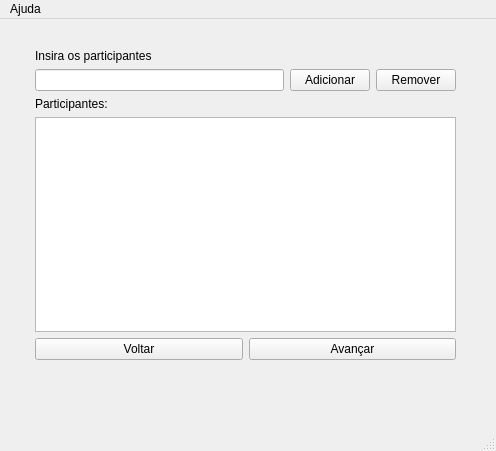
Old version of the form PresentationLib/View/mainwindow.ui in the repository BrunoSM90/debt_split_qt.
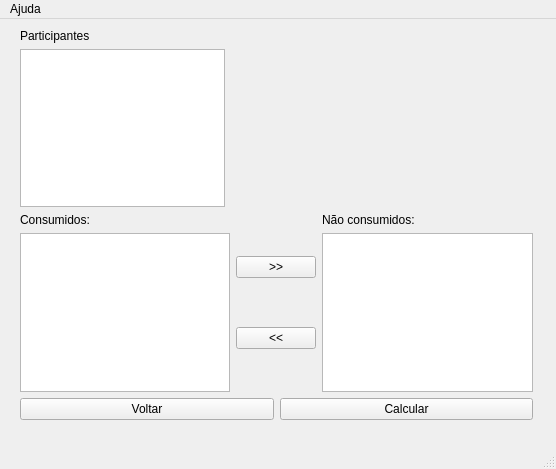
New version of the form. The open tabs and pages were chosen to show the change.

Commit message: Troca de tela simples para Stacked Widget

The edit to the form file:
```diff
--- a/PresentationLib/View/mainwindow.ui
+++ b/PresentationLib/View/mainwindow.ui
@@ -6,79 +6,169 @@
    <rect>
     <x>0</x>
     <y>0</y>
-    <width>496</width>
-    <height>451</height>
+    <width>556</width>
+    <height>469</height>
    </rect>
   </property>
+  <property name="sizePolicy">
+   <sizepolicy hsizetype="Fixed" vsizetype="Fixed">
+    <horstretch>0</horstretch>
+    <verstretch>0</verstretch>
+   </sizepolicy>
+  </property>
   <property name="windowTitle">
    <string>MainWindow</string>
   </property>
   <widget class="QWidget" name="centralwidget">
-   <widget class="QWidget" name="">
+   <widget class="QStackedWidget" name="stackedWidget">
     <property name="geometry">
      <rect>
-      <x>35</x>
-      <y>30</y>
-      <width>421</width>
-      <height>311</height>
+      <x>0</x>
+      <y>0</y>
+      <width>551</width>
+      <height>481</height>
      </rect>
     </property>
-    <layout class="QVBoxLayout" name="verticalLayout">
-     <item>
-      <widget class="QLabel" name="insiraParticipantesLabel">
-       <property name="text">
-        <string>Insira os participantes</string>
-       </property>
-      </widget>
-     </item>
-     <item>
-      <layout class="QHBoxLayout" name="horizontalLayout">
+    <property name="currentIndex">
+     <number>1</number>
+    </property>
+    <widget class="QWidget" name="inserirParticipantesPage">
+     <widget class="QWidget" name="layoutWidget">
+      <property name="geometry">
+       <rect>
+        <x>20</x>
+        <y>10</y>
+        <width>511</width>
+        <height>391</height>
+       </rect>
+      </property>
+      <layout class="QVBoxLayout" name="verticalLayout_3">
        <item>
-        <widget class="QLineEdit" name="participantesLineEdit"/>
+        <layout class="QVBoxLayout" name="verticalLayout">
+         <item>
+          <widget class="QLabel" name="insiraLabel">
+           <property name="text">
+            <string>Insira os participantes:</string>
+           </property>
+          </widget>
+         </item>
+         <item>
+          <layout class="QHBoxLayout" name="horizontalLayout">
+           <item>
+            <widget class="QLineEdit" name="nomeLineEdit"/>
+           </item>
+           <item>
+            <widget class="QPushButton" name="adicionarParticipanteButton">
+             <property name="text">
+              <string>Adicionar</string>
+             </property>
+            </widget>
+           </item>
+           <item>
+            <widget class="QPushButton" name="removeParticipanterButton">
+             <property name="text">
+              <string>Remover</string>
+             </property>
+            </widget>
+           </item>
+           <item>
+            <widget class="QToolButton" name="historicoParticipantesToolButton">
+             <property name="text">
+              <string>...</string>
+             </property>
+            </widget>
+           </item>
+          </layout>
+         </item>
+        </layout>
        </item>
        <item>
-        <widget class="QPushButton" name="adicionarButton">
-         <property name="text">
-          <string>Adicionar</string>
-         </property>
-        </widget>
+        <layout class="QVBoxLayout" name="verticalLayout_2">
+         <item>
+          <widget class="QLabel" name="participantesLabel">
+           <property name="text">
+            <string>Participantes:</string>
+           </property>
+          </widget>
+         </item>
+         <item>
+          <widget class="QListWidget" name="participantesList"/>
+         </item>
+        </layout>
        </item>
        <item>
-        <widget class="QPushButton" name="removerButton">
-         <property name="text">
-          <string>Remover</string>
-         </property>
-        </widget>
+        <layout class="QHBoxLayout" name="horizontalLayout_2">
+         <item>
+          <widget class="QPushButton" name="avancarButton">
+           <property name="text">
+            <string>Avançar</string>
+           </property>
+          </widget>
+         </item>
+        </layout>
        </item>
       </layout>
-     </item>
-     <item>
-      <widget class="QLabel" name="labelParticipantes">
-       <property name="styleSheet">
-        <string notr="true"/>
-       </property>
-       <property name="frameShadow">
-        <enum>QFrame::Plain</enum>
-       </property>
-       <property name="text">
-        <string>Participantes:</string>
-       </property>
-       <property name="textFormat">
-        <enum>Qt::PlainText</enum>
-       </property>
-      </widget>
-     </item>
-     <item>
-      <widget class="QListWidget" name="listParticipantes"/>
-     </item>
-     <item>
-      <layout class="QHBoxLayout" name="horizontalLayout_2">
+     </widget>
+    </widget>
+    <widget class="QWidget" name="inserirProdutosPage">
+     <widget class="QWidget" name="layoutWidget">
+      <property name="geometry">
+       <rect>
+        <x>20</x>
+        <y>10</y>
+        <width>513</width>
+        <height>391</height>
+       </rect>
+      </property>
+      <layout class="QVBoxLayout" name="verticalLayout_9">
        <item>
-        <widget class="QPushButton" name="voltarButton">
-         <property name="text">
-          <string>Voltar</string>
-         </property>
-        </widget>
+        <layout class="QHBoxLayout" name="horizontalLayout_7">
+         <item>
+          <layout class="QVBoxLayout" name="verticalLayout_7">
+           <item>
+            <widget class="QLabel" name="inserirProdutosLabel">
+             <property name="text">
+              <string>Insira os produtos comprados</string>
+             </property>
+            </widget>
+           </item>
+           <item>
+            <widget class="QListView" name="listaParticipantes2Label"/>
+           </item>
+          </layout>
+         </item>
+         <item>
+          <layout class="QVBoxLayout" name="verticalLayout_8">
+           <item>
+            <layout class="QHBoxLayout" name="horizontalLayout_6">
+             <property name="spacing">
+              <number>3</number>
+             </property>
+             <property name="bottomMargin">
+              <number>0</number>
+             </property>
+             <item>
+              <widget class="QPushButton" name="adicionarProdutoButton">
+               <property name="text">
+                <string>Adicionar Produto</string>
+               </property>
+              </widget>
+             </item>
+             <item>
+              <widget class="QPushButton" name="removerProdutoButton">
+               <property name="text">
+                <string>Remover Produto</string>
+               </property>
+              </widget>
+             </item>
+            </layout>
+           </item>
+           <item>
+            <widget class="QColumnView" name="produtosColumnView"/>
+           </item>
+          </layout>
+         </item>
+        </layout>
        </item>
        <item>
         <widget class="QPushButton" name="avancarButton">
@@ -88,16 +178,144 @@
         </widget>
        </item>
       </layout>
-     </item>
-    </layout>
+     </widget>
+    </widget>
+    <widget class="QWidget" name="discriminarConsumoPage">
+     <widget class="QWidget" name="layoutWidget_2">
+      <property name="geometry">
+       <rect>
+        <x>20</x>
+        <y>10</y>
+        <width>513</width>
+        <height>391</height>
+       </rect>
+      </property>
+      <layout class="QVBoxLayout" name="verticalLayout_10">
+       <item>
+        <layout class="QHBoxLayout" name="horizontalLayout_9">
+         <item>
+          <layout class="QVBoxLayout" name="verticalLayout_15">
+           <item>
+            <widget class="QLabel" name="label">
+             <property name="text">
+              <string>Participantes</string>
+             </property>
+            </widget>
+           </item>
+           <item>
+            <widget class="QListView" name="participantesDiscriminaList"/>
+           </item>
+          </layout>
+         </item>
+         <item>
+          <spacer name="horizontalSpacer">
+           <property name="orientation">
+            <enum>Qt::Horizontal</enum>
+           </property>
+           <property name="sizeHint" stdset="0">
+            <size>
+             <width>358</width>
+             <height>20</height>
+            </size>
+           </property>
+          </spacer>
+         </item>
+        </layout>
+       </item>
+       <item>
+        <layout class="QHBoxLayout" name="horizontalLayout_8">
+         <item>
+          <layout class="QVBoxLayout" name="verticalLayout_14">
+           <item>
+            <widget class="QLabel" name="consumidosLabel">
+             <property name="text">
+              <string>Consumidos:</string>
+             </property>
+            </widget>
+           </item>
+           <item>
+            <widget class="QListView" name="consumidosList"/>
+           </item>
+          </layout>
+         </item>
+         <item>
+          <layout class="QVBoxLayout" name="verticalLayout_11">
+           <item>
+            <widget class="QPushButton" name="adicionaNaoConsumidoButton">
+             <property name="text">
+              <string>&gt;&gt;</string>
+             </property>
+            </widget>
+           </item>
+           <item>
+            <widget class="QPushButton" name="removeNaoConsumidoButton">
+             <property name="text">
+              <string>&lt;&lt;</string>
+             </property>
+            </widget>
+           </item>
+          </layout>
+         </item>
+         <item>
+          <layout class="QVBoxLayout" name="verticalLayout_13">
+           <item>
+            <widget class="QLabel" name="naoConsumidosLabel">
+             <property name="text">
+              <string>Não consumidos:</string>
+             </property>
+            </widget>
+           </item>
+           <item>
+            <widget class="QListView" name="naoConsumidosList"/>
+           </item>
+          </layout>
+         </item>
+        </layout>
+       </item>
+       <item>
+        <layout class="QHBoxLayout" name="horizontalLayout_10">
+         <item>
+          <widget class="QPushButton" name="voltarButton3">
+           <property name="text">
+            <string>Voltar</string>
+           </property>
+          </widget>
+         </item>
+         <item>
+          <widget class="QPushButton" name="calcularButton">
+           <property name="text">
+            <string>Calcular</string>
+           </property>
+          </widget>
+         </item>
+        </layout>
+       </item>
+      </layout>
+     </widget>
+    </widget>
+    <widget class="QWidget" name="relatorioPage"/>
+   </widget>
+   <widget class="QWidget" name="layoutWidget">
+    <property name="geometry">
+     <rect>
+      <x>0</x>
+      <y>0</y>
+      <width>2</width>
+      <height>2</height>
+     </rect>
+    </property>
+    <layout class="QVBoxLayout" name="verticalLayout_12"/>
    </widget>
   </widget>
   <widget class="QMenuBar" name="menubar">
+   <property name="enabled">
+    <bool>true</bool>
+   </property>
    <property name="geometry">
     <rect>
      <x>0</x>
      <y>0</y>
-     <width>496</width>
+     <width>556</width>
      <height>26</height>
     </rect>
    </property>
@@ -108,7 +326,11 @@
    </widget>
    <addaction name="menuAjuda"/>
   </widget>
-  <widget class="QStatusBar" name="statusbar"/>
+  <widget class="QStatusBar" name="statusbar">
+   <property name="enabled">
+    <bool>true</bool>
+   </property>
+  </widget>
  </widget>
  <resources/>
  <connections/>
```
Left out of the diff: 21 changed lines with no effect on the pictures. The commit also changes 7 other files.
